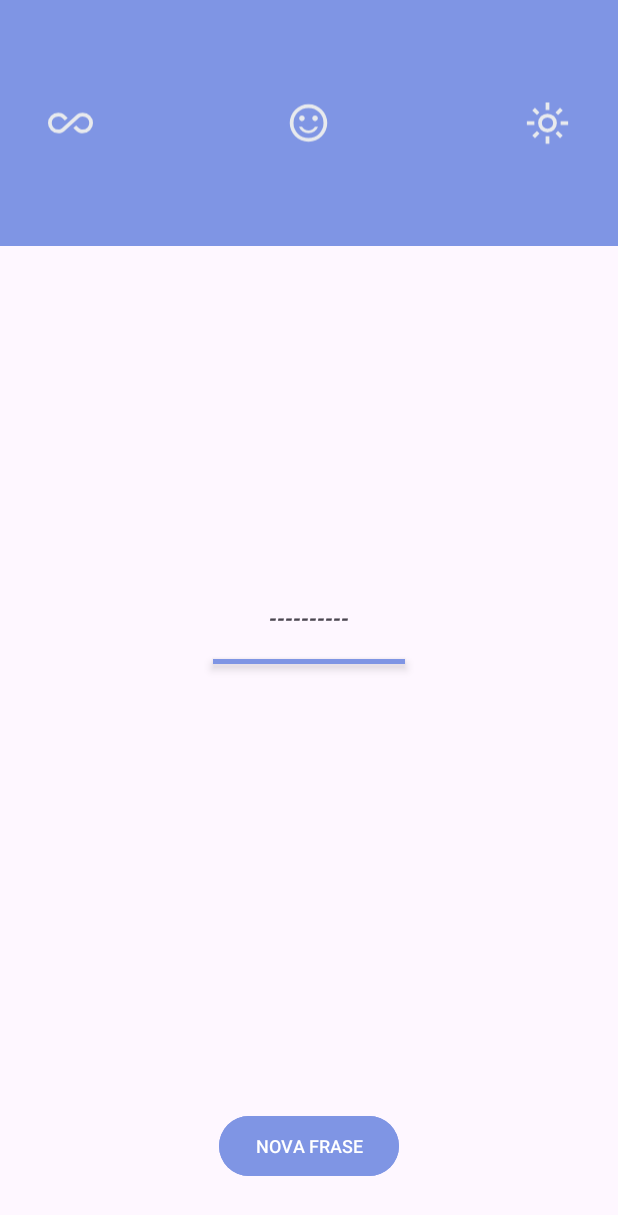
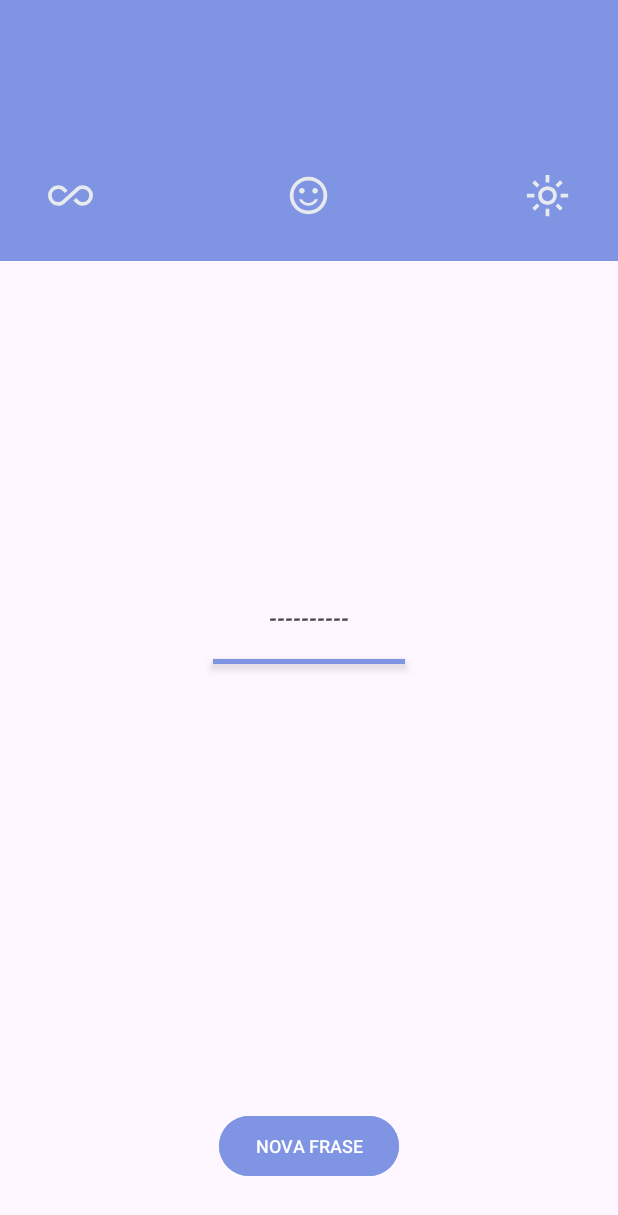
Before and after one commit to xCarolineBraga/Motivation, an Android app: the PhrasesActivity screen opened directly, with no data from a screen before it, on a phone screen of 412 x 824 dp. Shown: the top 1215 px of the screen. Run offline under Robolectric (Android 15) with nearby library versions, the phone set to English and light mode, and no system bars.

Commit message:
Implementação de melhorias de ui

```diff
--- a/app/src/main/java/com/example/appmotivation/ui/PhrasesActivity.kt
+++ b/app/src/main/java/com/example/appmotivation/ui/PhrasesActivity.kt
@@ -31,7 +31,7 @@ class PhrasesActivity : AppCompatActivity(), View.OnClickListener {
 
         securityPreferences = SecurityPreferences(this)
 
-      /*  ViewCompat.setOnApplyWindowInsetsListener(findViewById(R.id.main)) { v, insets ->
+      /*   ViewCompat.setOnApplyWindowInsetsListener(findViewById(R.id.main)) { v, insets ->
             val systemBars = insets.getInsets(WindowInsetsCompat.Type.systemBars())
             v.setPadding(systemBars.left, systemBars.top, systemBars.right, systemBars.bottom)
             insets
--- a/app/src/main/res/layout/activity_phrases.xml
+++ b/app/src/main/res/layout/activity_phrases.xml
@@ -10,7 +10,7 @@
         android:padding="56dp"
         android:id="@+id/view_backgroundTitle"
         android:layout_width="match_parent"
-        android:layout_height="164dp"
+        android:layout_height="174dp"
         android:layout_alignParentStart="true"
         android:layout_alignParentTop="true"
         android:layout_alignParentEnd="true"
@@ -20,8 +20,7 @@
         android:id="@+id/imageView_icAll"
         android:layout_width="30dp"
         android:layout_height="30dp"
-        android:layout_alignTop="@id/view_backgroundTitle"
-        android:layout_alignBottom="@id/view_backgroundTitle"
+       android:layout_marginTop="115dp"
         android:layout_marginStart="32dp"
         android:contentDescription="@string/ic_infinito"
         android:src="@drawable/ic_infinity" />
@@ -30,8 +29,7 @@
         android:id="@+id/imageView_icSmile"
         android:layout_width="30dp"
         android:layout_height="30dp"
-        android:layout_alignBottom="@id/view_backgroundTitle"
-        android:layout_alignTop="@id/view_backgroundTitle"
+        android:layout_marginTop="115dp"
         android:layout_centerHorizontal="true"
         android:contentDescription="@string/ic_smile"
         android:src="@drawable/ic_smile" />
@@ -40,8 +38,7 @@
         android:id="@+id/imageView_icSunny"
         android:layout_width="30dp"
         android:layout_height="30dp"
-        android:layout_alignBottom="@id/view_backgroundTitle"
-       android:layout_alignTop="@id/view_backgroundTitle"
+        android:layout_marginTop="115dp"
         android:layout_alignEnd="@id/view_backgroundTitle"
         android:layout_marginEnd="32dp"
         android:contentDescription="@string/ic_sun"
@@ -53,7 +50,7 @@
         android:layout_height="wrap_content"
         android:layout_below="@id/view_backgroundTitle"
         android:layout_centerHorizontal="true"
-        android:layout_marginTop="24dp"
+        android:layout_marginTop="36dp"
         android:text="@string/saudacao_Name"
         android:textStyle="bold" />
 
@@ -62,7 +59,7 @@
         android:layout_width="wrap_content"
         android:layout_height="wrap_content"
         android:layout_centerInParent="true"
-        android:layout_marginTop="24dp"
+        android:layout_marginTop="32dp"
         android:text="@string/Frase"
         android:gravity="center"
         android:layout_margin="12dp"
```
Also changed, not shown: app/src/main/res/layout/activity_user.xml (+16 -19 lines).
